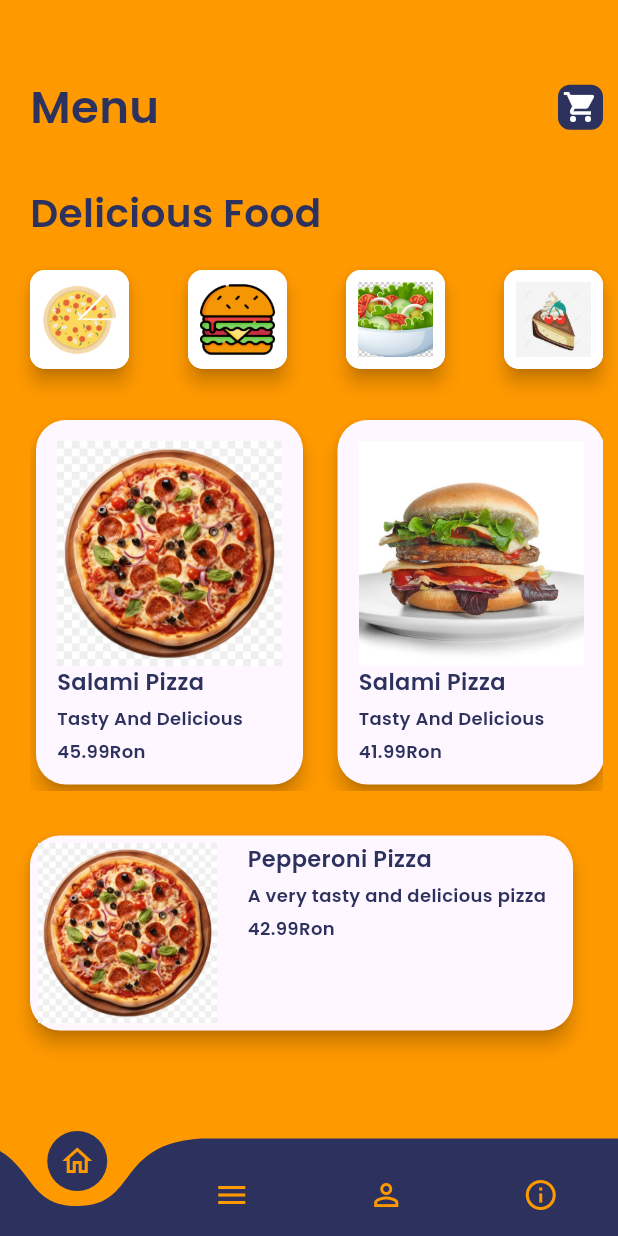
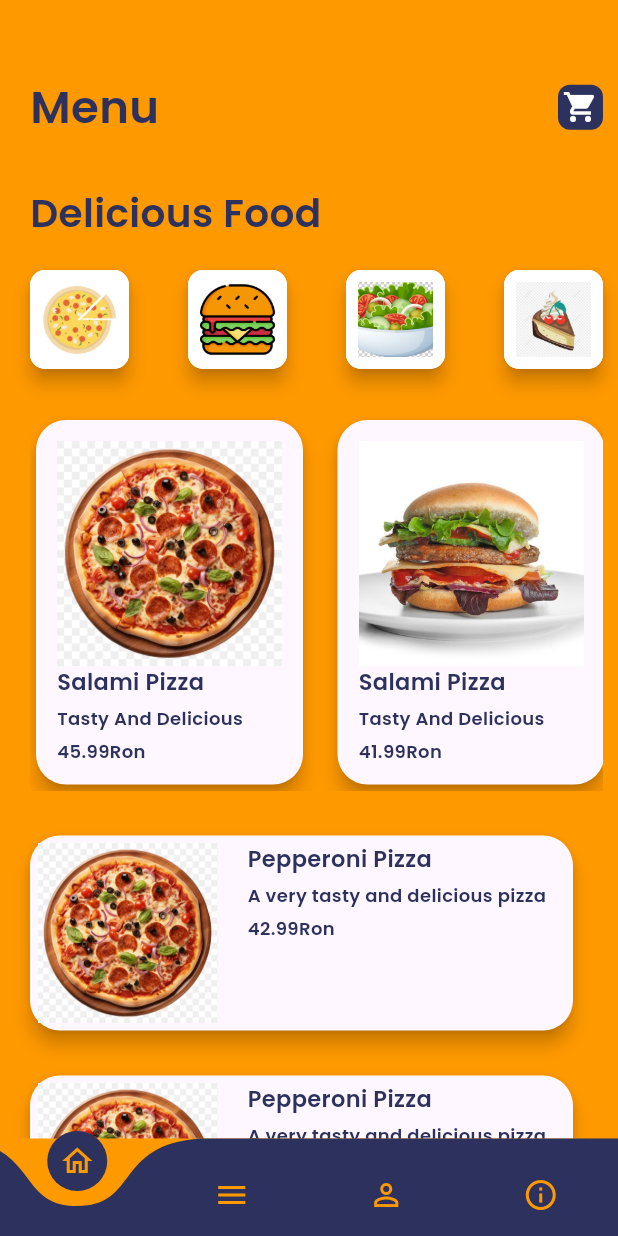
Before and after one commit to PaulM296/AwesoMeals, a Flutter app: the screen it shows after launch, on a phone screen of 412 x 824 dp. Run offline on Flutter 3.47's test engine with Material 3 defaults, Android fonts, the phone set to English and light mode, and no system bars; drawn by our look-alikes of curved_navigation_bar.

Commit message:
Used a SingleChildScrollView in order to scroll vertically

```diff
--- a/lib/pages/home_page.dart
+++ b/lib/pages/home_page.dart
@@ -29,7 +29,8 @@ class _HomeState extends State<Home> {
   @override
   Widget build(BuildContext context) {
     return Scaffold(
-      body: Container(
+      body: SingleChildScrollView (
+        child: Container(
           margin: EdgeInsets.only(top: 50.0, left: 20.0, right: 10.0),
           child: Column(
             crossAxisAlignment: CrossAxisAlignment.start,
@@ -124,6 +125,7 @@ class _HomeState extends State<Home> {
                     )
                   ],),
               ),
+
               SizedBox(height: 30.0),
               Container(
                 margin: EdgeInsets.only(right: 20.0),
@@ -150,7 +152,40 @@ class _HomeState extends State<Home> {
                           SizedBox(height: 5.0),
                           Container(
                             width: MediaQuery.of(context).size.width/2,
-                          child: Text("42.99Ron", style: AppWidget.lightWhiteTextFieldStyle())
+                            child: Text("42.99Ron", style: AppWidget.lightWhiteTextFieldStyle()),
+                          ),
+                        ],)
+                      ],),
+                  ),
+                ),
+              ),
+              SizedBox(height: 30.0),
+              Container(
+                margin: EdgeInsets.only(right: 20.0),
+                child: Material(
+                  elevation: 5.0,
+                  borderRadius: BorderRadius.circular(20),
+                  child: Container(
+                    padding: EdgeInsets.all(5),
+                    child: Row(
+                      crossAxisAlignment: CrossAxisAlignment.start,
+                      children: [
+                        Image.asset("images/Pizza2.png", height: 120, width: 120, fit: BoxFit.cover),
+                        SizedBox(width: 20.0),
+                        Column(children: [
+                          Container(
+                              width: MediaQuery.of(context).size.width/2,
+                              child: Text("Pepperoni Pizza", style: AppWidget.semiboldTextFieldStyle())
+                          ),
+                          SizedBox(height: 5.0),
+                          Container(
+                              width: MediaQuery.of(context).size.width/2,
+                              child: Text("A very tasty and delicious pizza", style: AppWidget.lightWhiteTextFieldStyle())
+                          ),
+                          SizedBox(height: 5.0),
+                          Container(
+                            width: MediaQuery.of(context).size.width/2,
+                            child: Text("42.99Ron", style: AppWidget.lightWhiteTextFieldStyle()),
                           ),
                         ],)
                       ],),
@@ -158,6 +193,7 @@ class _HomeState extends State<Home> {
                 ),
               ),
             ],
+          ),
         ),
       ),
     );
```
Lines whose indentation alone changed are shown as unchanged.
